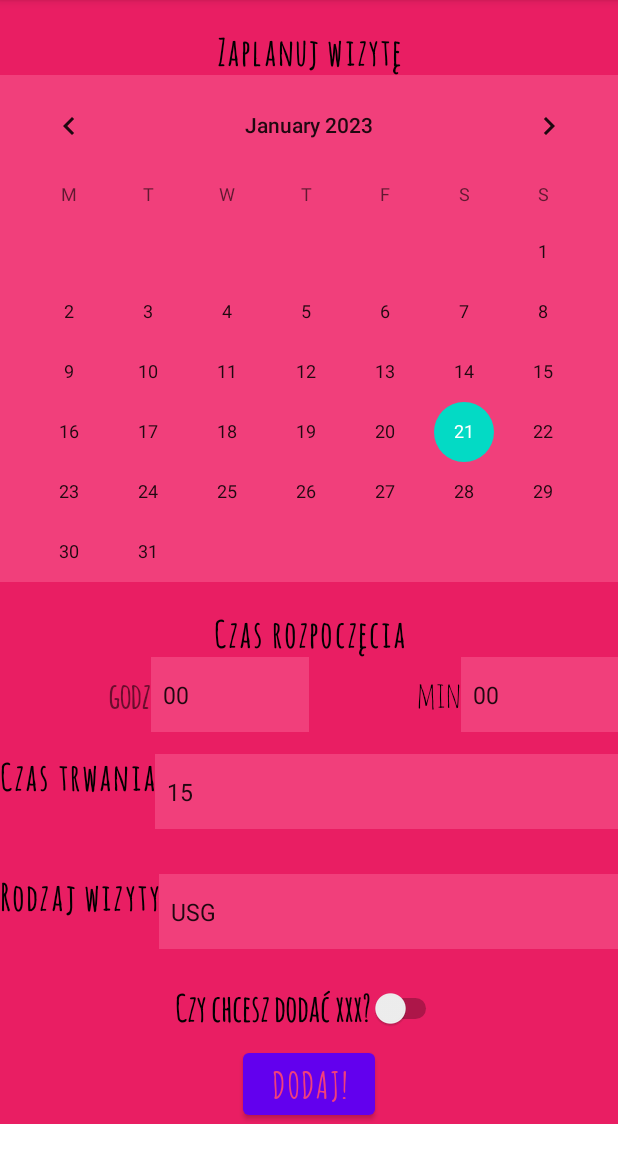
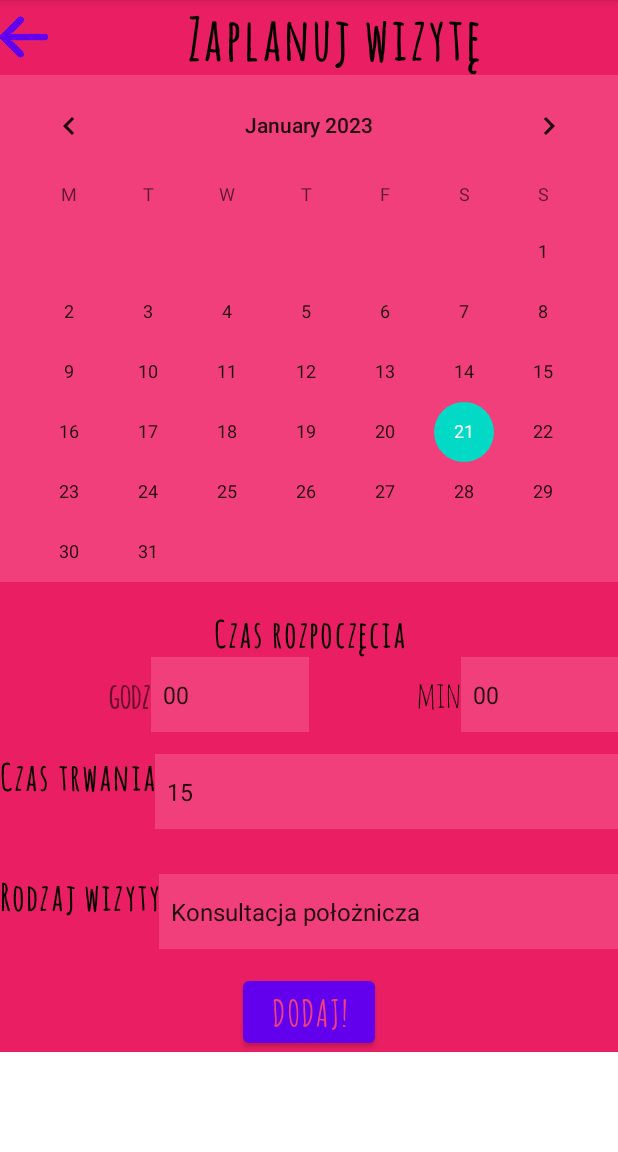
Before and after one commit to Maki1502/Hello-baby, an Android app: the BookingActivity screen opened directly, with no data from a screen before it, on a phone screen of 412 x 824 dp, the part 84-1236 px from its top. Run offline under Robolectric (Android 15) with nearby library versions, the phone set to English and light mode, and no system bars.

```diff
--- /dev/null
+++ b/app/src/main/res/drawable/clip_source.xml
@@ -0,0 +1,5 @@
+<?xml version="1.0" encoding="utf-8"?>
+<clip xmlns:android="http://schemas.android.com/apk/res/android"
+    android:clipOrientation="vertical"
+    android:drawable="@drawable/baby"
+    android:gravity="top" />
--- a/app/src/main/res/layout/activity_booking.xml
+++ b/app/src/main/res/layout/activity_booking.xml
@@ -18,6 +18,20 @@
         tools:layout_editor_absoluteX="1dp"
         tools:layout_editor_absoluteY="1dp">
 
+        <LinearLayout
+            android:layout_width="match_parent"
+            android:layout_height="wrap_content"
+            android:orientation="horizontal">
+
+            <Button
+                android:id="@+id/returnButton2"
+                android:layout_width="32dp"
+                android:layout_height="32dp"
+                android:layout_gravity="center"
+                android:background="@drawable/arrow"
+                android:gravity="center"
+                tools:ignore="SpeakableTextPresentCheck,TouchTargetSizeCheck" />
+
             <TextView
                 android:id="@+id/bookingText"
                 android:layout_width="match_parent"
@@ -28,9 +42,10 @@
                 android:text="Zaplanuj wizytę"
                 android:textAlignment="center"
                 android:textColor="@android:color/black"
-            android:textSize="24sp"
+                android:textSize="38sp"
                 android:textStyle="bold" />
 
+        </LinearLayout>
 
         <CalendarView
             android:id="@+id/bookingCalendar"
@@ -155,17 +170,6 @@
                 android:entries="@array/types" />
         </LinearLayout>
 
-        <Switch
-            android:id="@+id/switch1"
-            android:layout_width="wrap_content"
-            android:layout_height="48dp"
-            android:layout_gravity="center_horizontal"
-            android:fontFamily="@font/smaticsc"
-            android:text="Czy chcesz dodać xxx?"
-            android:textSize="24sp"
-            android:textStyle="bold"
-            tools:ignore="UseSwitchCompatOrMaterialXml" />
-
 
         <Button
             android:id="@+id/bookButton"
--- a/app/src/main/res/values/strings.xml
+++ b/app/src/main/res/values/strings.xml
@@ -1,10 +1,11 @@
 <resources>
     <string name="app_name">HELLoBABY</string>
-    <string name="lastPeriod">Podaj datę ostatniej miesiączki</string>
+    <string name="lastPeriod">Podaj datę ostatniej miesiączki lub datę porodu wyznaczoną przez ginekologa</string>
     <string name="babyShower">Baby Shower zorganizuj w dniach:</string>
     <string name="genderReveal">Gender Reveal zorganizuj w dniach:</string>
     <string name="birthDate">Spodziewany poród:</string>
     <string name="hello_blank_fragment">Hello blank fragment</string>
+    <string name="check_it">Check it</string>
     <string-array name="hours">
         <item>00</item>
         <item>01</item>
@@ -58,7 +59,21 @@
     </string-array>
 
     <string-array name="types">
+        <item>Konsultacja położnicza</item>
         <item>USG</item>
+        <item>USG 3D</item>
+        <item>USG prenatalne I / II / III trymestru</item>
         <item>KTG</item>
+        <item>Badania genetyczne</item>
+        <item>Echo serca płodu</item>
+        <item>Test zintegrowany I-go trymestru wg FMF</item>
+        <item>Indeks oceny wydolności łożyska i preeklampsji sFlt-1/PIGF</item>
+        <item>Szczepienie</item>
+        <item>Szkoła rodzenia</item>
+        <item>Konsultacja położnej</item>
+        <item>Porada laktacyjna</item>
+        <item>Badania laboraotryjne</item>
+        <item>Test ryzyka porodu przedwczesnego</item>
+        <item>Inne</item>
     </string-array>
 </resources>
```
Also changed, not shown: app/src/main/AndroidManifest.xml (+5 -2 lines), app/src/main/java/edu/ib/hellobaby/BabyLoading.kt (added, +53 -0 lines), app/src/main/java/edu/ib/hellobaby/DeleteEvents.kt (added, +163 -0 lines), app/src/main/java/edu/ib/hellobaby/fragments/DateFragment.kt (+13 -4 lines), app/src/main/res/layout/activity_baby_loading.xml (added, +29 -0 lines), app/src/main/res/layout/activity_calculate_dates.xml (+26 -2 lines), app/src/main/res/layout/activity_delete_events.xml (added, +17 -0 lines), app/src/main/res/layout/fragment_date.xml (+28 -0 lines), app/src/main/res/drawable/arrow.png (added), app/src/main/res/drawable/baby.png (added). Lines whose indentation alone changed are shown as unchanged.
